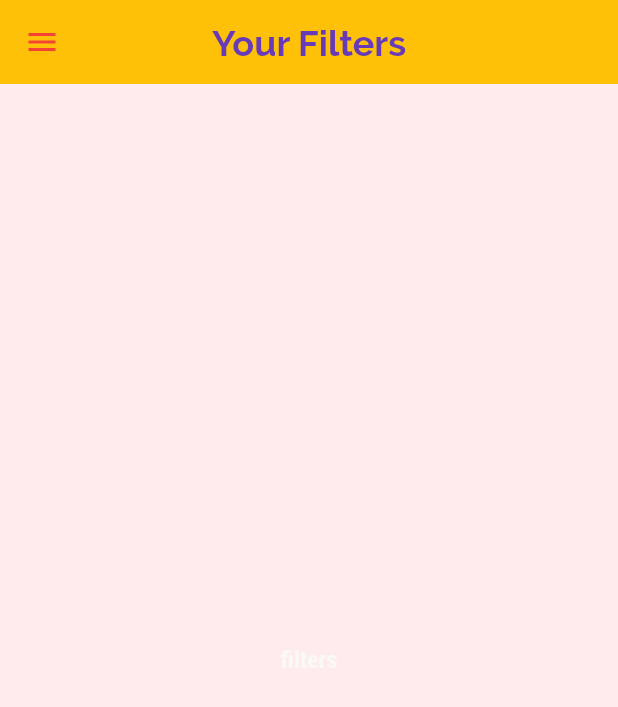
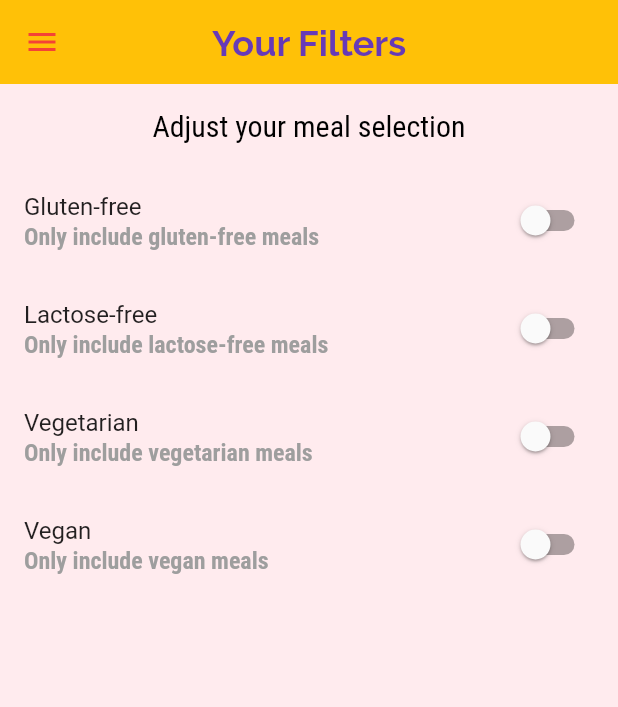
Before and after one commit to gunumdogdu/meals_app, a Flutter app: the FiltersScreen screen opened by its route, on a phone screen of 412 x 824 dp. Shown: the top 707 px of the screen. Run offline on Flutter 3.47's test engine with Material 2 defaults, Android fonts, the phone set to English and light mode, and no system bars.

Commit message:
adding filter switches

```diff
--- a/lib/screens/filters_screen.dart
+++ b/lib/screens/filters_screen.dart
@@ -1,8 +1,35 @@
 import 'package:flutter/material.dart';
 import 'package:flutter_complete_guide/main_drawer.dart';
 
-class FiltersScreen extends StatelessWidget {
+class FiltersScreen extends StatefulWidget {
   static const routeName = '/filters';
+
+  @override
+  State<FiltersScreen> createState() => _FiltersScreenState();
+}
+
+class _FiltersScreenState extends State<FiltersScreen> {
+  var _glutenFree = false;
+  var _vegetarian = false;
+  var _vegan = false;
+  var _lactoseFree = false;
+
+  Widget _buildSwitchListTile(
+    String title,
+    String description,
+    var currentValue,
+    var updateValue,
+  ) {
+    return SwitchListTile(
+      value: currentValue,
+      onChanged: updateValue,
+      title: Text(title),
+      subtitle: Text(
+        description,
+      ),
+    );
+  }
+
   @override
   Widget build(BuildContext context) {
     return Scaffold(
@@ -10,8 +37,70 @@ class FiltersScreen extends StatelessWidget {
         title: Text('Your Filters'),
       ),
       drawer: MainDrawer(),
-      body: Center(
-        child: Text('filters'),
+      body: Column(
+        children: [
+          Container(
+            padding: EdgeInsets.all(16),
+            child: Text(
+              'Adjust your meal selection',
+              style: Theme.of(context).textTheme.bodyLarge,
+            ),
+          ),
+          Expanded(
+            child: ListView(
+              children: [
+                _buildSwitchListTile(
+                  'Gluten-free',
+                  'Only include gluten-free meals',
+                  _glutenFree,
+                  (newValue) {
+                    setState(
+                      () {
+                        _glutenFree = newValue;
+                      },
+                    );
+                  },
+                ),
+                _buildSwitchListTile(
+                  'Lactose-free',
+                  'Only include lactose-free meals',
+                  _lactoseFree,
+                  (newValue) {
+                    setState(
+                      () {
+                        _lactoseFree = newValue;
+                      },
+                    );
+                  },
+                ),
+                _buildSwitchListTile(
+                  'Vegetarian',
+                  'Only include vegetarian meals',
+                  _vegetarian,
+                  (newValue) {
+                    setState(
+                      () {
+                        _vegetarian = newValue;
+                      },
+                    );
+                  },
+                ),
+                _buildSwitchListTile(
+                  'Vegan',
+                  'Only include vegan meals',
+                  _vegan,
+                  (newValue) {
+                    setState(
+                      () {
+                        _vegan = newValue;
+                      },
+                    );
+                  },
+                ),
+              ],
+            ),
+          ),
+        ],
       ),
     );
   }
```
